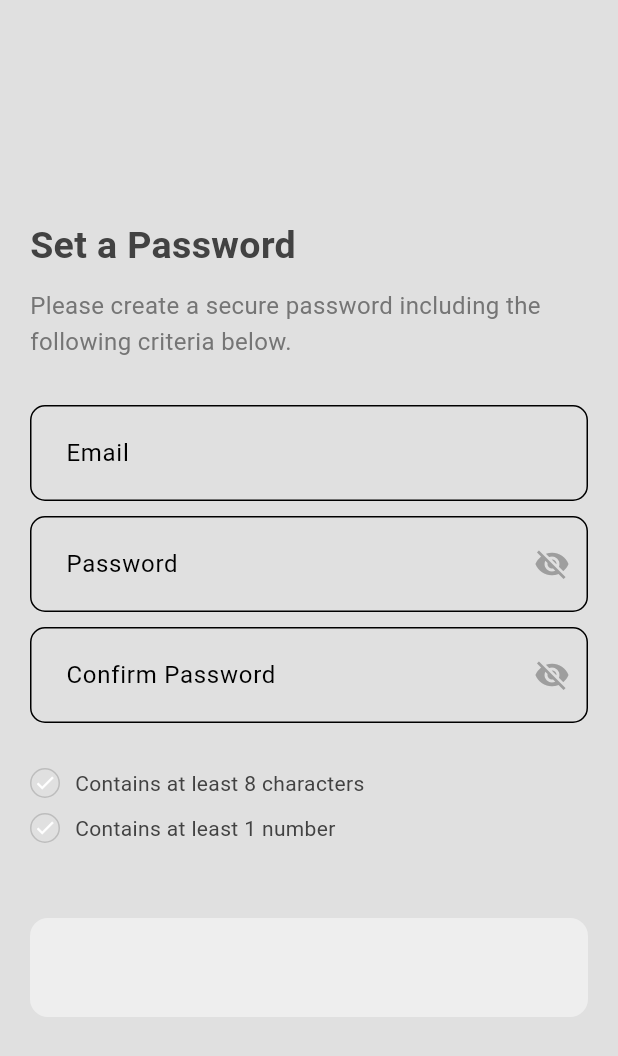
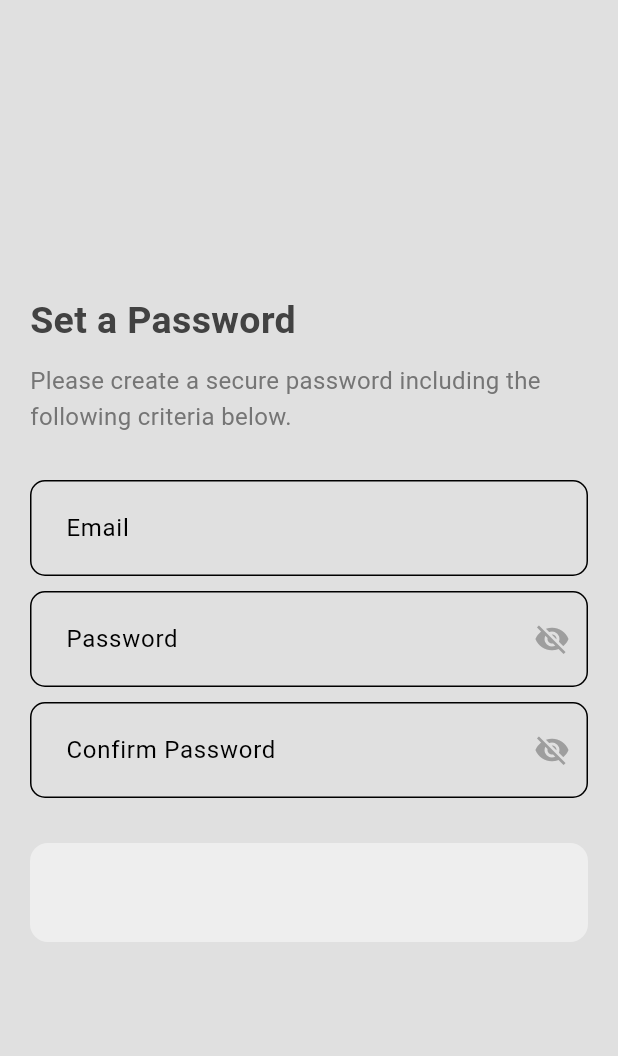
Before and after one commit to AadityaYadav2003/ecommerce, a Flutter app: the ForgotpasswordPage screen opened by its route, on a phone screen of 412 x 824 dp. Shown: the top 1056 px of the screen. Run offline on Flutter 3.47's test engine with Material 3 defaults, Android fonts, the phone set to English and light mode, and no system bars; our stand-ins replace badges, email_validator, image_picker, shared_preferences; missing offline and left inert: phonepe_payment_sdk; accounts and stored records are empty.

Commit message:
modified:   lib/pages/forgotpassword_page.dart

```diff
--- a/lib/pages/forgotpassword_page.dart
+++ b/lib/pages/forgotpassword_page.dart
@@ -152,51 +152,51 @@ class _ForgotpasswordPageState extends State<ForgotpasswordPage> {
                 ),
                 const SizedBox(height: 30),
 
-                // Password criteria indicators
-                Row(
-                  children: [
-                    AnimatedContainer(
-                      duration: const Duration(milliseconds: 500),
-                      width: 20,
-                      height: 20,
-                      decoration: BoxDecoration(
-                        color: _isPasswordEightCharacters ? Colors.green : Colors.transparent,
-                        border: _isPasswordEightCharacters
-                            ? Border.all(color: Colors.transparent)
-                            : Border.all(color: Colors.grey.shade400),
-                        borderRadius: BorderRadius.circular(50),
-                      ),
-                      child: const Center(
-                        child: Icon(Icons.check, color: Colors.white, size: 15),
-                      ),
-                    ),
-                    const SizedBox(width: 10),
-                    const Text("Contains at least 8 characters")
-                  ],
-                ),
-                const SizedBox(height: 10),
-                Row(
-                  children: [
-                    AnimatedContainer(
-                      duration: const Duration(milliseconds: 500),
-                      width: 20,
-                      height: 20,
-                      decoration: BoxDecoration(
-                        color: _hasPasswordOneNumber ? Colors.green : Colors.transparent,
-                        border: _hasPasswordOneNumber
-                            ? Border.all(color: Colors.transparent)
-                            : Border.all(color: Colors.grey.shade400),
-                        borderRadius: BorderRadius.circular(50),
-                      ),
-                      child: const Center(
-                        child: Icon(Icons.check, color: Colors.white, size: 15),
-                      ),
-                    ),
-                    const SizedBox(width: 10),
-                    const Text("Contains at least 1 number")
-                  ],
-                ),
-                const SizedBox(height: 50),
+                // // Password criteria indicators
+                // Row(
+                //   children: [
+                //     AnimatedContainer(
+                //       duration: const Duration(milliseconds: 500),
+                //       width: 20,
+                //       height: 20,
+                //       decoration: BoxDecoration(
+                //         color: _isPasswordEightCharacters ? Colors.green : Colors.transparent,
+                //         border: _isPasswordEightCharacters
+                //             ? Border.all(color: Colors.transparent)
+                //             : Border.all(color: Colors.grey.shade400),
+                //         borderRadius: BorderRadius.circular(50),
+                //       ),
+                //       child: const Center(
+                //         child: Icon(Icons.check, color: Colors.white, size: 15),
+                //       ),
+                //     ),
+                //     const SizedBox(width: 10),
+                //     const Text("Contains at least 8 characters")
+                //   ],
+                // ),
+                // const SizedBox(height: 10),
+                // Row(
+                //   children: [
+                //     AnimatedContainer(
+                //       duration: const Duration(milliseconds: 500),
+                //       width: 20,
+                //       height: 20,
+                //       decoration: BoxDecoration(
+                //         color: _hasPasswordOneNumber ? Colors.green : Colors.transparent,
+                //         border: _hasPasswordOneNumber
+                //             ? Border.all(color: Colors.transparent)
+                //             : Border.all(color: Colors.grey.shade400),
+                //         borderRadius: BorderRadius.circular(50),
+                //       ),
+                //       child: const Center(
+                //         child: Icon(Icons.check, color: Colors.white, size: 15),
+                //       ),
+                //     ),
+                //     const SizedBox(width: 10),
+                //     const Text("Contains at least 1 number")
+                //   ],
+                // ),
+                // const SizedBox(height: 50),
 
                 // Submit button
                 MyButton(
```
